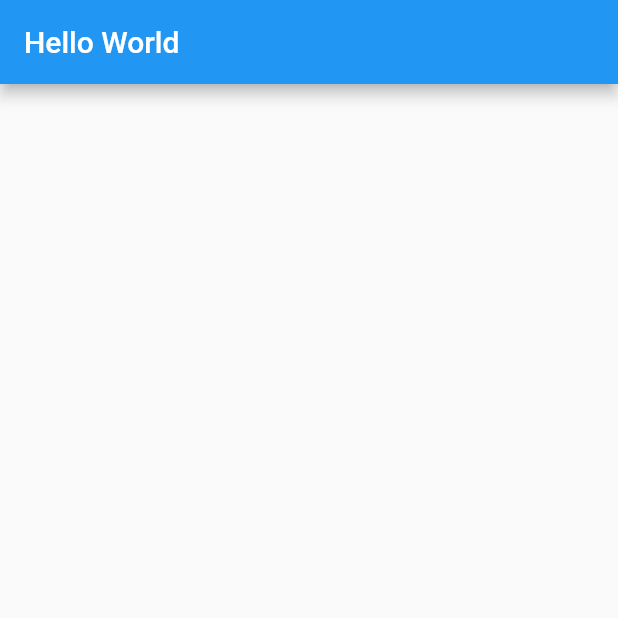
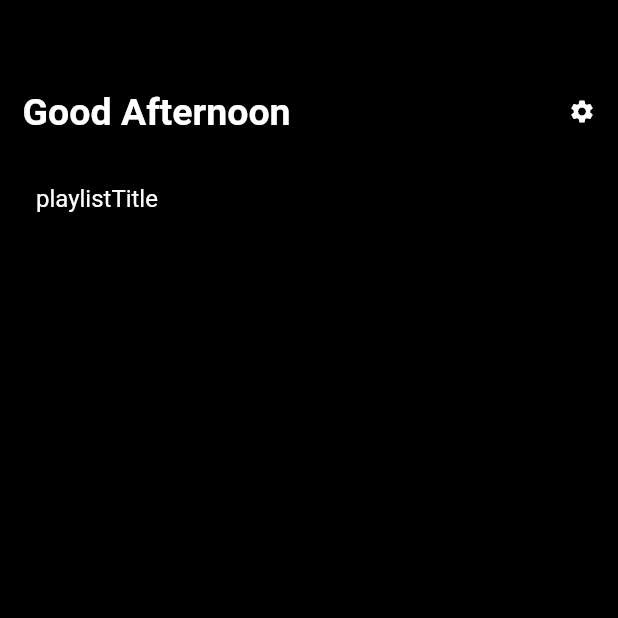
Before and after one commit to LougheedWan/SpotifyClone, a Flutter app: the screen it shows after launch, on a phone screen of 412 x 824 dp, the top half of it. Run offline on Flutter 3.47's test engine with Material 2 defaults, Android fonts, the phone set to English and light mode, and no system bars.

Commit message:
title of home page, and start of top playlist buttons

```diff
--- a/spotifyclone/lib/main.dart
+++ b/spotifyclone/lib/main.dart
@@ -1,4 +1,6 @@
 import 'package:flutter/material.dart';
+
+import './playlistTop.dart';
 
 void main() {
   runApp(MyApp());
@@ -10,8 +12,35 @@ class MyApp extends StatelessWidget {
   Widget build(BuildContext context) {
     return MaterialApp(
       home: Scaffold(
-        appBar: AppBar(
-          title: Text("Hello World"),
+        backgroundColor: Colors.black,
+        body: Column(
+          children: [
+            Container(
+              width: double.infinity,
+              padding: EdgeInsets.fromLTRB(15, 60, 15, 10),
+              child: Row(
+                mainAxisAlignment: MainAxisAlignment.spaceBetween,
+                children: [
+                  Text(
+                    "Good Afternoon",
+                    style: TextStyle(
+                      fontSize: 25,
+                      color: Colors.white,
+                      fontWeight: FontWeight.bold,
+                    ),
+                    textAlign: TextAlign.left,
+                  ),
+                  //this should be a button, but too lazy to change to stateful
+                  Icon(
+                    Icons.settings,
+                    color: Colors.white,
+                    size: 18.0,
+                  ),
+                ],
+              ),
+            ),
+            playlistTop("playlistTitle", Icon(Icons.music_note)),
+          ],
         ),
       ),
     );
--- /dev/null
+++ b/spotifyclone/lib/playlistTop.dart
@@ -0,0 +1,27 @@
+//resuable widget for playlist buttons at top
+
+import 'package:flutter/material.dart';
+
+class playlistTop extends StatefulWidget {
+  final String playlistTitle;
+  final Icon playlistIcon;
+
+  //constructor
+  playlistTop(this.playlistTitle, this.playlistIcon);
+
+  playlistTopState createState() => playlistTopState();
+}
+
+class playlistTopState extends State<playlistTop> {
+  @override
+  Widget build(BuildContext context) {
+    return Container(
+      width: double.infinity,
+      margin: EdgeInsets.all(24),
+      child: Text(
+        widget.playlistTitle,
+        style: TextStyle(fontSize: 16, color: Colors.white),
+      ),
+    );
+  }
+}
```
